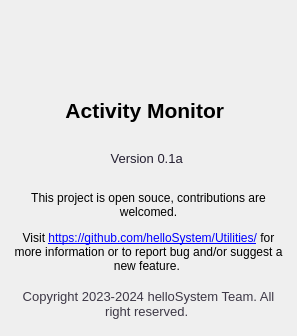
Old version of the form Under Construction/Activity Monitor.app/Resources/dialog_about.ui in the repository helloSystem/Utilities.
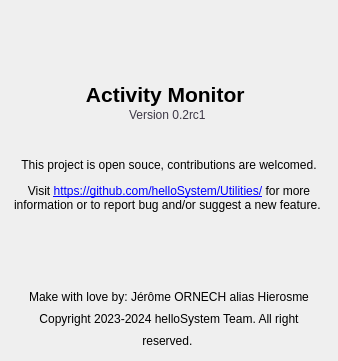
New version of the form. Icons and pictures are not drawn.

Commit message: Add Author to the credit

```diff
--- a/Under Construction/Activity Monitor.app/Resources/dialog_about.ui
+++ b/Under Construction/Activity Monitor.app/Resources/dialog_about.ui
@@ -6,8 +6,8 @@
    <rect>
     <x>0</x>
     <y>0</y>
-    <width>297</width>
-    <height>336</height>
+    <width>338</width>
+    <height>361</height>
    </rect>
   </property>
   <property name="sizePolicy">
@@ -28,9 +28,9 @@
   <property name="modal">
    <bool>true</bool>
   </property>
-  <layout class="QVBoxLayout" name="verticalLayout_2">
+  <layout class="QVBoxLayout" name="verticalLayout_2" stretch="0,0,0,0,0">
    <property name="spacing">
-    <number>13</number>
+    <number>0</number>
    </property>
    <property name="leftMargin">
     <number>13</number>
@@ -44,28 +44,10 @@
    <property name="bottomMargin">
     <number>13</number>
    </property>
-   <item>
-    <layout class="QVBoxLayout" name="about_verticalLayout">
-     <item>
-      <spacer name="about_verticalSpacer_2">
-       <property name="orientation">
-        <enum>Qt::Vertical</enum>
-       </property>
-       <property name="sizeType">
-        <enum>QSizePolicy::Preferred</enum>
-       </property>
-       <property name="sizeHint" stdset="0">
-        <size>
-         <width>20</width>
-         <height>0</height>
-        </size>
-       </property>
-      </spacer>
-     </item>
      <item alignment="Qt::AlignHCenter">
       <widget class="QLabel" name="about_logo">
        <property name="sizePolicy">
-        <sizepolicy hsizetype="Preferred" vsizetype="Preferred">
+      <sizepolicy hsizetype="Preferred" vsizetype="Fixed">
          <horstretch>0</horstretch>
          <verstretch>0</verstretch>
         </sizepolicy>
@@ -102,24 +84,14 @@
        </property>
       </widget>
      </item>
-     <item>
-      <spacer name="about_verticalSpacer_1">
-       <property name="orientation">
-        <enum>Qt::Vertical</enum>
-       </property>
-       <property name="sizeType">
-        <enum>QSizePolicy::Preferred</enum>
-       </property>
-       <property name="sizeHint" stdset="0">
-        <size>
-         <width>20</width>
-         <height>0</height>
-        </size>
-       </property>
-      </spacer>
-     </item>
      <item>
       <widget class="QLabel" name="about_app_name">
+     <property name="sizePolicy">
+      <sizepolicy hsizetype="Preferred" vsizetype="Fixed">
+       <horstretch>0</horstretch>
+       <verstretch>0</verstretch>
+      </sizepolicy>
+     </property>
        <property name="font">
         <font>
          <pointsize>20</pointsize>
@@ -139,15 +111,19 @@
      </item>
      <item>
       <widget class="QLabel" name="about_version">
+     <property name="sizePolicy">
+      <sizepolicy hsizetype="Preferred" vsizetype="Fixed">
+       <horstretch>0</horstretch>
+       <verstretch>0</verstretch>
+      </sizepolicy>
+     </property>
        <property name="font">
         <font>
          <pointsize>10</pointsize>
         </font>
        </property>
        <property name="text">
-        <string>&lt;html&gt;&lt;head/&gt;&lt;body&gt;&lt;p align=&quot;center&quot;&gt;&lt;span style=&quot;
-         font-size:10pt; color:#241f31;&quot;&gt;Version 0.1a&lt;/span&gt;&lt;/p&gt;&lt;/body&gt;&lt;/html&gt;
-        </string>
+      <string>&lt;html&gt;&lt;head/&gt;&lt;body&gt;&lt;p align=&quot;center&quot;&gt;&lt;span style=&quot; font-size:14pt; color:#3d3846; vertical-align:super;&quot;&gt;Version 0.2rc1 &lt;/span&gt;&lt;/p&gt;&lt;/body&gt;&lt;/html&gt;</string>
        </property>
        <property name="wordWrap">
         <bool>true</bool>
@@ -156,6 +132,12 @@
      </item>
      <item>
       <widget class="QLabel" name="about_text">
+     <property name="sizePolicy">
+      <sizepolicy hsizetype="Preferred" vsizetype="Minimum">
+       <horstretch>0</horstretch>
+       <verstretch>0</verstretch>
+      </sizepolicy>
+     </property>
        <property name="text">
         <string>&lt;html&gt;&lt;head/&gt;&lt;body&gt;&lt;p align=&quot;center&quot;&gt;This project is open souce,
          contributions are welcomed.&lt;/p&gt;&lt;p align=&quot;center&quot;&gt;Visit &lt;a href=&quot;https://github.com/helloSystem/Utilities/&quot;&gt;&lt;span
@@ -174,8 +156,14 @@
        </property>
       </widget>
      </item>
-     <item>
+   <item alignment="Qt::AlignBottom">
       <widget class="QLabel" name="about_footer">
+     <property name="sizePolicy">
+      <sizepolicy hsizetype="Preferred" vsizetype="Fixed">
+       <horstretch>0</horstretch>
+       <verstretch>0</verstretch>
+      </sizepolicy>
+     </property>
        <property name="font">
         <font>
          <pointsize>10</pointsize>
@@ -183,16 +171,12 @@
         </font>
        </property>
        <property name="text">
-        <string>&lt;html&gt;&lt;head/&gt;&lt;body&gt;&lt;p align=&quot;center&quot;&gt;&lt;span style=&quot;
-         font-size:10pt; color:#3d3846;&quot;&gt;Copyright 2023-2024 helloSystem Team. All right reserved.&lt;/span&gt;&lt;/p&gt;&lt;/body&gt;&lt;/html&gt;
-        </string>
+      <string>&lt;html&gt;&lt;head/&gt;&lt;body&gt;&lt;p align=&quot;center&quot;&gt;&lt;span style=&quot; font-size:14pt; vertical-align:sub;&quot;&gt;Make with love by: Jérôme ORNECH alias Hierosme&lt;br/&gt;Copyright 2023-2024 helloSystem Team. All right reserved. &lt;/span&gt;&lt;/p&gt;&lt;/body&gt;&lt;/html&gt;</string>
        </property>
        <property name="wordWrap">
         <bool>true</bool>
        </property>
       </widget>
-     </item>
-    </layout>
    </item>
   </layout>
  </widget>
```
Left out of the diff: 4 changed lines with no effect on the pictures. Lines whose indentation alone changed are shown as unchanged. The commit also changes 1 other file.
